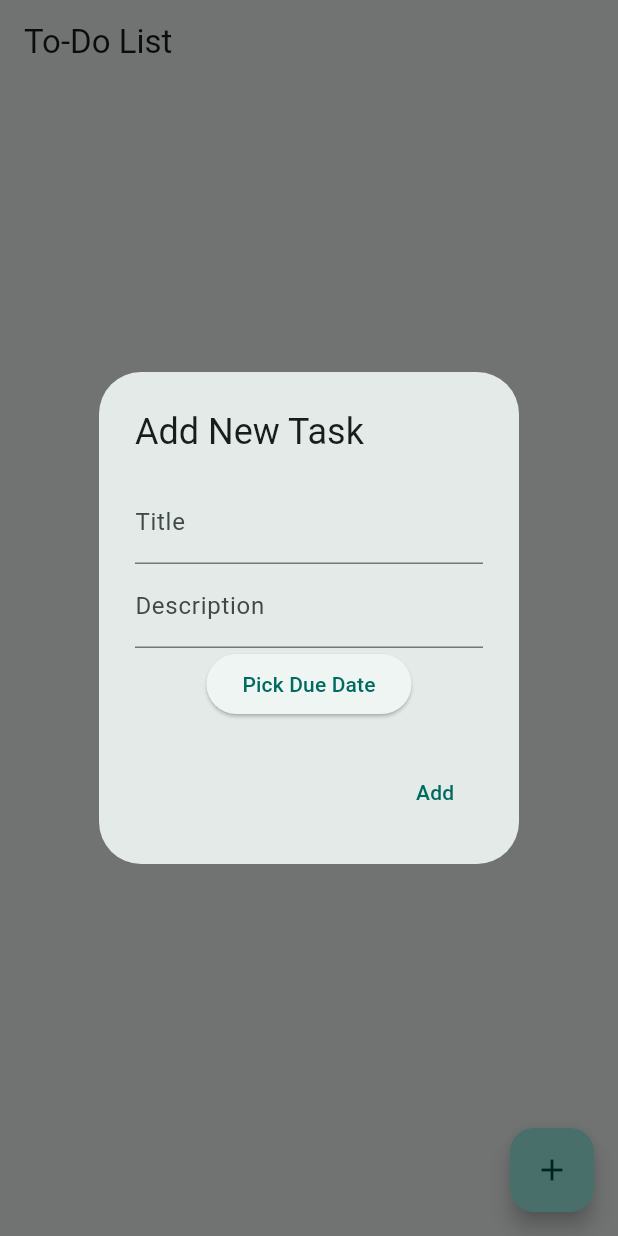
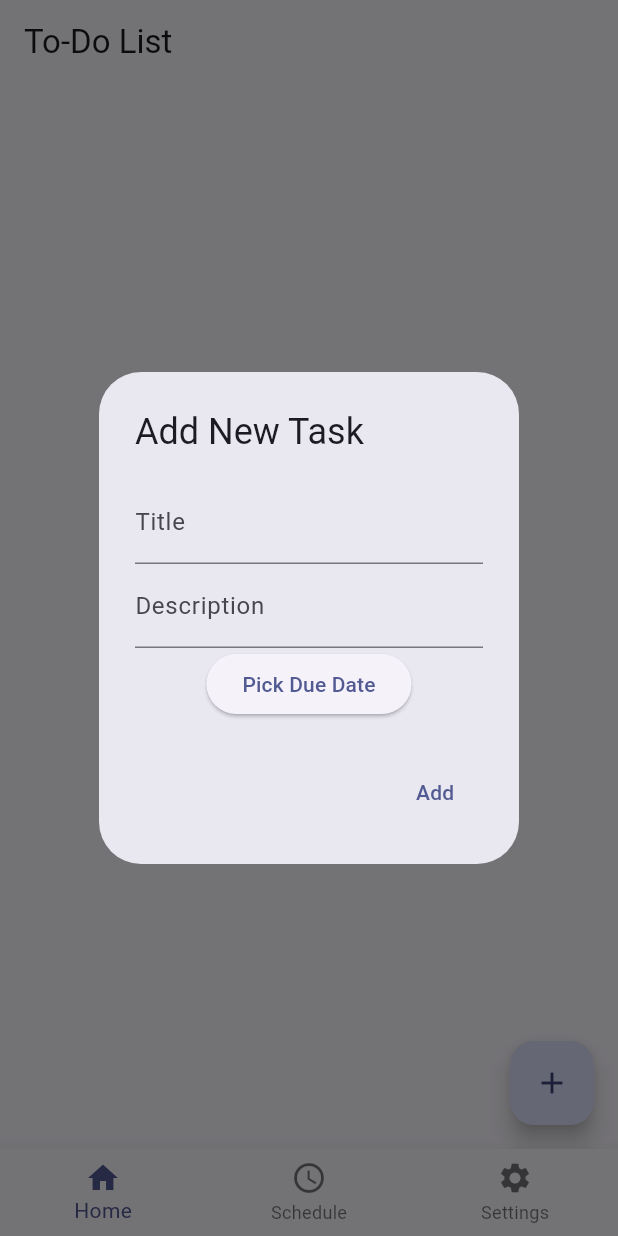
Before and after one commit to farah-bot/noko, a Flutter app: the screen it shows after launch, after a tap on the "add" icon, on a phone screen of 412 x 824 dp. Run offline on Flutter 3.47's test engine with Material 3 defaults, Android fonts, the phone set to English and light mode, and no system bars.

Commit message:
feat: add bottom navigation with home, settings, schedule screens

```diff
--- a/lib/main.dart
+++ b/lib/main.dart
@@ -2,6 +2,8 @@
 import 'package:provider/provider.dart';
 import 'providers/todo_provider.dart';
 import 'screens/home_screen.dart';
+import 'screens/settings_screen.dart';
+import 'screens/schedule_screen.dart';
 
 void main() {
   runApp(
@@ -12,16 +14,58 @@
   );
 }
 
-class MyApp extends StatelessWidget {
+class MyApp extends StatefulWidget {
   const MyApp({super.key});
+
+  @override
+  _MyAppState createState() => _MyAppState();
+}
+
+class _MyAppState extends State<MyApp> {
+  int _selectedIndex = 0;
+
+
+  final List<Widget> _screens = [
+    const HomeScreen(),
+    const SettingsScreen(),
+    const ScheduleScreen(),
+  ];
+
+  void _onItemTapped(int index) {
+    setState(() {
+      _selectedIndex = index;
+    });
+  }
 
   @override
   Widget build(BuildContext context) {
     return MaterialApp(
       debugShowCheckedModeBanner: false,
-      title: 'To-Do App',
-      theme: ThemeData(useMaterial3: true, colorSchemeSeed: Colors.teal),
-      home: const HomeScreen(),
+      title: 'noko',
+      theme: ThemeData(
+          useMaterial3: true,
+          colorSchemeSeed: const Color.fromARGB(255, 19, 57, 226)),
+      home: Scaffold(
+        body: _screens[_selectedIndex],
+        bottomNavigationBar: BottomNavigationBar(
+          currentIndex: _selectedIndex,
+          onTap: _onItemTapped,
+          items: const <BottomNavigationBarItem>[
+            BottomNavigationBarItem(
+              icon: Icon(Icons.home),
+              label: 'Home',
+            ),
+            BottomNavigationBarItem(
+              icon: Icon(Icons.schedule),
+              label: 'Schedule',
+            ),
+            BottomNavigationBarItem(
+              icon: Icon(Icons.settings),
+              label: 'Settings',
+            ),
+          ],
+        ),
+      ),
     );
   }
 }
--- /dev/null
+++ b/lib/screens/schedule_screen.dart
@@ -0,0 +1,10 @@
+import 'package:flutter/material.dart';
+
+class ScheduleScreen extends StatelessWidget {
+  const ScheduleScreen({super.key});
+
+  @override
+  Widget build(BuildContext context) {
+    return const Center(child: Text('Schedule Screen'));
+  }
+}
--- /dev/null
+++ b/lib/screens/settings_screen.dart
@@ -0,0 +1,10 @@
+import 'package:flutter/material.dart';
+
+class SettingsScreen extends StatelessWidget {
+  const SettingsScreen({super.key});
+
+  @override
+  Widget build(BuildContext context) {
+    return const Center(child: Text('Settings Screen'));
+  }
+}
```
